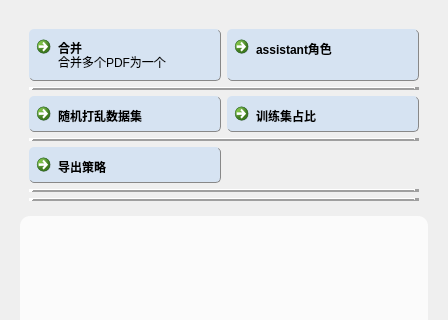
Qt form app/ui/pdf_tools/pdf_tool_ui.ui (LC044/EasyBox) before a commit; both pictures show x 0 to 448 and y 0 to 320 of the 448 by 839 pixel window.
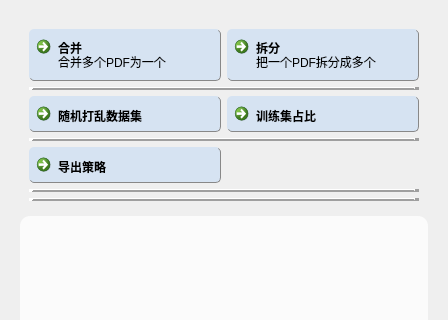
The same form after that commit. Icons and pictures are not drawn.

The edit to the form file:
```diff
--- a/app/ui/pdf_tools/pdf_tool_ui.ui
+++ b/app/ui/pdf_tools/pdf_tool_ui.ui
@@ -156,7 +156,7 @@
              <bool>false</bool>
             </property>
             <property name="text">
-             <string>assistant角色</string>
+             <string>拆分</string>
             </property>
             <property name="icon">
              <iconset>
@@ -181,7 +181,7 @@
              <bool>false</bool>
             </property>
             <property name="description">
-             <string/>
+             <string>把一个PDF拆分成多个</string>
             </property>
            </widget>
           </item>
```
